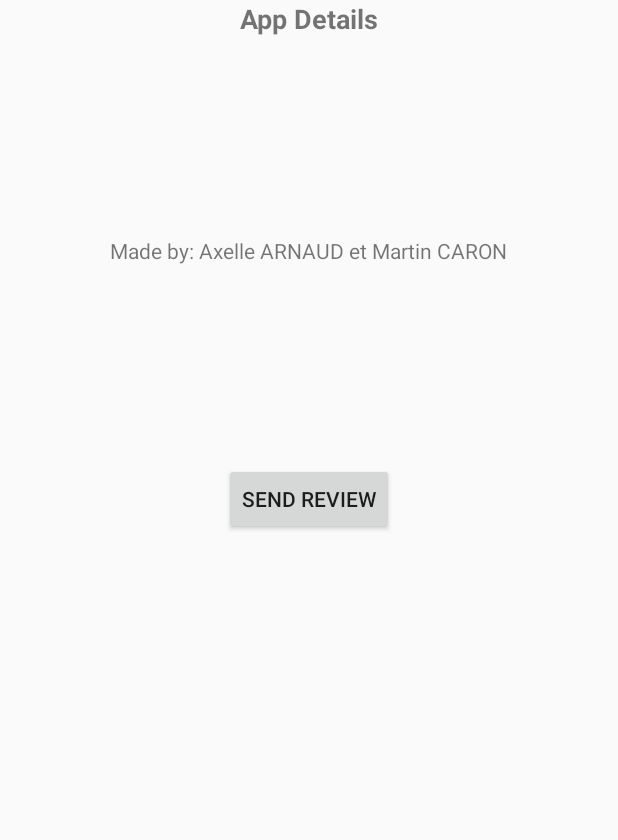
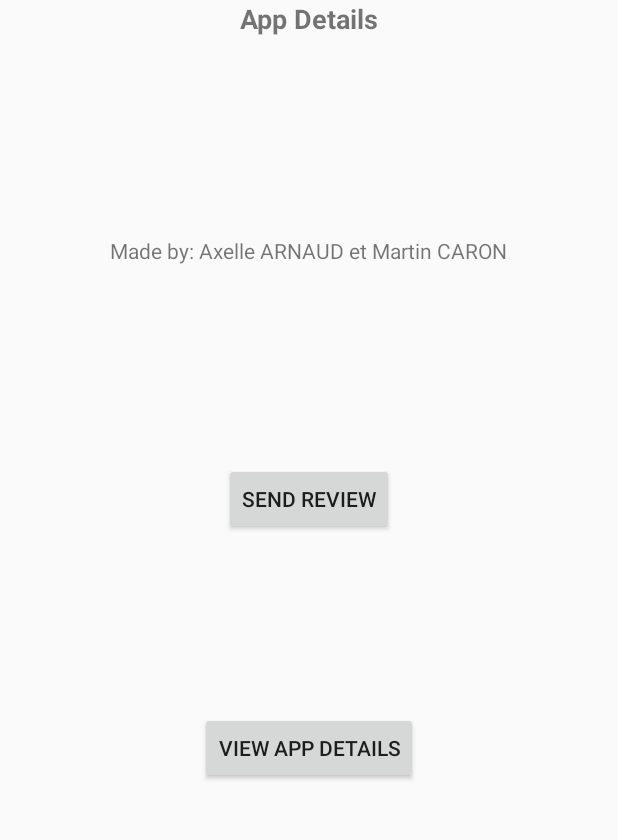
Before and after one commit to ISMIN-Design-Of-Mobile-Application/open-data-android-app-martinc278, an Android app: the layout fragment_app_details.xml on its own in the app's theme, with its tools: preview values and no code run, on a phone screen of 412 x 824 dp, the part 276-1116 px from its top. Run offline under Robolectric (Android 15) with nearby library versions, the phone set to English and light mode, and no system bars.

Commit message:
Readme details

```diff
--- a/app/src/main/res/layout/activity_main.xml
+++ b/app/src/main/res/layout/activity_main.xml
@@ -13,7 +13,6 @@
         android:gravity="center_vertical"
         android:orientation="horizontal"
         android:id="@+id/menu_fragment">
-
         <!--<Button
             android:id="@+id/a_starbucks_list"
             android:layout_width="match_parent"
--- a/app/src/main/res/layout/fragment_app_details.xml
+++ b/app/src/main/res/layout/fragment_app_details.xml
@@ -21,7 +21,8 @@
             android:textStyle="bold"
             app:layout_constraintEnd_toEndOf="parent"
             app:layout_constraintStart_toStartOf="parent"
-            app:layout_constraintTop_toBottomOf="@+id/imageView" />
+            app:layout_constraintTop_toBottomOf="@+id/imageView"
+            />
 
         <Button
             android:id="@+id/buttonSendReview"
@@ -33,6 +34,16 @@
             app:layout_constraintStart_toStartOf="parent"
             app:layout_constraintTop_toBottomOf="@+id/textView3" />
 
+        <Button
+            android:layout_width="wrap_content"
+            android:layout_height="wrap_content"
+            android:id="@+id/buttonViewReadme"
+            android:text="View App details"
+            app:layout_constraintBottom_toBottomOf="parent"
+            app:layout_constraintEnd_toEndOf="parent"
+            app:layout_constraintStart_toStartOf="parent"
+            app:layout_constraintTop_toBottomOf="@+id/buttonSendReview" />
+
         <TextView
             android:id="@+id/textView2"
             android:layout_width="wrap_content"
@@ -43,6 +54,7 @@
             app:layout_constraintStart_toStartOf="parent"
             app:layout_constraintTop_toBottomOf="@+id/textView3" />
 
+
         <ImageView
             android:id="@+id/imageView"
             android:layout_width="177dp"
@@ -52,6 +64,8 @@
             app:layout_constraintStart_toStartOf="parent"
             app:layout_constraintTop_toTopOf="parent" />
 
+
+
     </androidx.constraintlayout.widget.ConstraintLayout>
 
 </FrameLayout>
```
Also changed, not shown: app/src/main/java/com/ismin/opendataapp/AppDetailsFragment.kt (+8 -0 lines).
